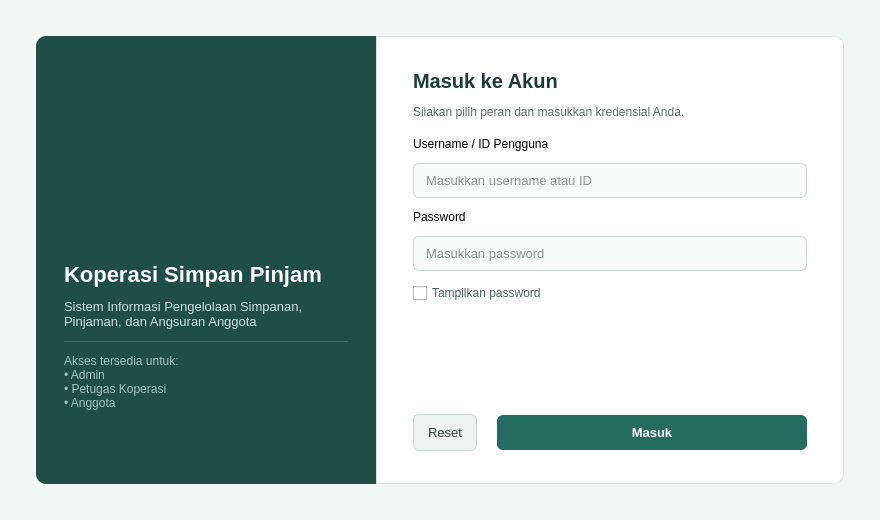
This is ui/login.ui in rosavalentina4/PBOOO as Qt 5 draws it before an edit. The edited form follows.
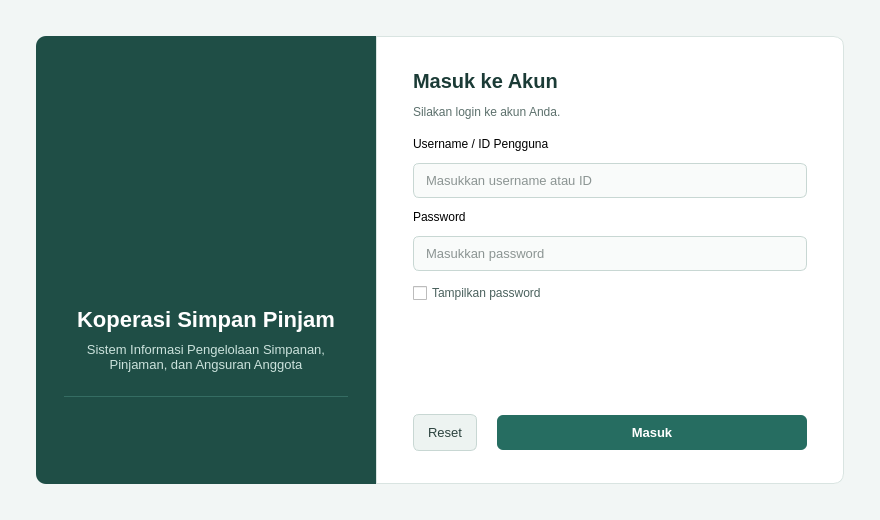
This is the edited form. Icons and pictures are not drawn.

Commit message: uabh login

Patch:
```diff
--- a/ui/login.ui
+++ b/ui/login.ui
@@ -167,7 +167,7 @@
      </property>
      <layout class="QVBoxLayout" name="layoutBrand">
       <property name="spacing">
-       <number>12</number>
+       <number>10</number>
       </property>
       <property name="leftMargin">
        <number>28</number>
@@ -186,13 +186,10 @@
         <property name="orientation">
          <enum>Qt::Vertical</enum>
         </property>
-        <property name="sizeType">
-         <enum>QSizePolicy::Fixed</enum>
-        </property>
         <property name="sizeHint" stdset="0">
          <size>
           <width>20</width>
-          <height>8</height>
+          <height>20</height>
          </size>
         </property>
        </spacer>
@@ -227,9 +224,18 @@
       </item>
       <item>
        <widget class="QLabel" name="lblBrandTitle">
+        <property name="sizePolicy">
+         <sizepolicy hsizetype="Preferred" vsizetype="Fixed">
+          <horstretch>0</horstretch>
+          <verstretch>0</verstretch>
+         </sizepolicy>
+        </property>
         <property name="text">
          <string>Koperasi Simpan Pinjam</string>
         </property>
+        <property name="alignment">
+         <set>Qt::AlignCenter</set>
+        </property>
         <property name="wordWrap">
          <bool>true</bool>
         </property>
@@ -237,14 +243,39 @@
       </item>
       <item>
        <widget class="QLabel" name="lblBrandSubtitle">
+        <property name="sizePolicy">
+         <sizepolicy hsizetype="Preferred" vsizetype="Fixed">
+          <horstretch>0</horstretch>
+          <verstretch>0</verstretch>
+         </sizepolicy>
+        </property>
         <property name="text">
          <string>Sistem Informasi Pengelolaan Simpanan, Pinjaman, dan Angsuran Anggota</string>
         </property>
+        <property name="alignment">
+         <set>Qt::AlignCenter</set>
+        </property>
         <property name="wordWrap">
          <bool>true</bool>
         </property>
        </widget>
       </item>
+      <item>
+       <spacer name="spacerBrandLine">
+        <property name="orientation">
+         <enum>Qt::Vertical</enum>
+        </property>
+        <property name="sizeType">
+         <enum>QSizePolicy::Fixed</enum>
+        </property>
+        <property name="sizeHint" stdset="0">
+         <size>
+          <width>20</width>
+          <height>14</height>
+         </size>
+        </property>
+       </spacer>
+      </item>
       <item>
        <widget class="Line" name="lineBrand">
         <property name="styleSheet">
@@ -255,19 +286,6 @@
         </property>
        </widget>
       </item>
-      <item>
-       <widget class="QLabel" name="lblBrandNote">
-        <property name="text">
-         <string>Akses tersedia untuk:
-• Admin
-• Petugas Koperasi
-• Anggota</string>
-        </property>
-        <property name="wordWrap">
-         <bool>true</bool>
-        </property>
-       </widget>
-      </item>
       <item>
        <spacer name="spacerBrandBottom">
         <property name="orientation">
@@ -276,7 +294,7 @@
         <property name="sizeHint" stdset="0">
          <size>
           <width>20</width>
-          <height>60</height>
+          <height>20</height>
          </size>
         </property>
        </spacer>
@@ -315,7 +333,7 @@
       <item>
        <widget class="QLabel" name="lblLoginSub">
         <property name="text">
-         <string>Silakan pilih peran dan masukkan kredensial Anda.</string>
+         <string>Silakan login ke akun Anda.</string>
         </property>
        </widget>
       </item>
```
The commit also changes 1 other file.
